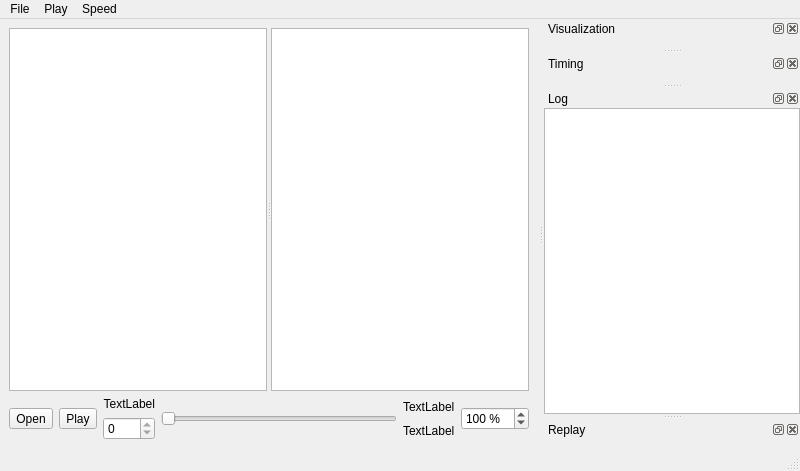
Before: the Qt Designer form src/logplayer/mainwindow.ui in robotics-erlangen/framework, drawn with Qt 5.
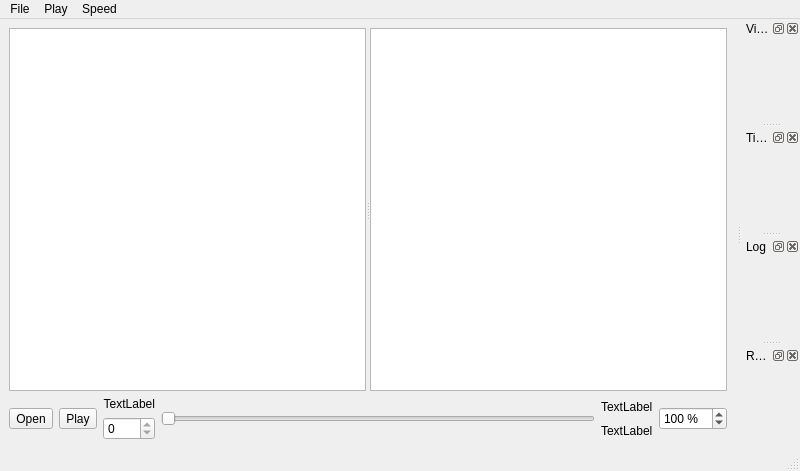
After: the same form once the commit is applied. Custom widgets are drawn as their Qt base class.

```diff
--- a/src/logplayer/mainwindow.ui
+++ b/src/logplayer/mainwindow.ui
@@ -391,7 +391,7 @@
   </customwidget>
   <customwidget>
    <class>LogWidget</class>
-   <extends>QPlainTextEdit</extends>
+   <extends>QWidget</extends>
    <header>widgets/logwidget.h</header>
    <container>1</container>
   </customwidget>
```
